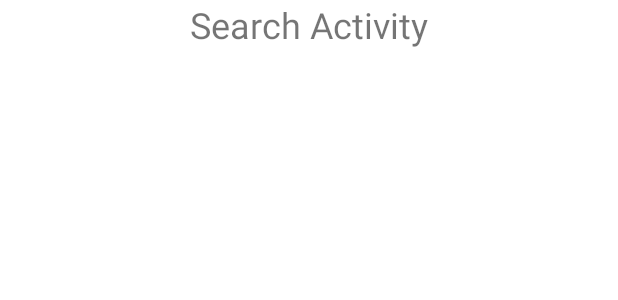
After one commit to OverDlive/LiveGuard, an Android app: the layout activity_search.xml on its own in the app's theme, with its tools: preview values and no code run, on a phone screen of 412 x 824 dp. The commit adds this screen. Shown: the top 300 px of the screen. Run offline under Robolectric (Android 15) with nearby library versions, the phone set to English and light mode, and no system bars.

```diff
--- /dev/null
+++ b/App/app/src/main/res/drawable/search_butt.xml
@@ -0,0 +1,6 @@
+<?xml version="1.0" encoding="utf-8"?>
+<shape xmlns:android="http://schemas.android.com/apk/res/android" android:shape="rectangle">
+  <solid android:color="#F3F3F3"/>  <!-- 배경색 (Figma 색상 적용) -->
+  <corners android:radius="22dp"/>  <!-- 둥근 모서리 적용 -->
+  <padding android:left="16dp" android:right="16dp" android:top="10dp" android:bottom="10dp"/>
+</shape>
--- /dev/null
+++ b/App/app/src/main/res/layout/activity_search.xml
@@ -0,0 +1,13 @@
+<?xml version="1.0" encoding="utf-8"?>
+<LinearLayout xmlns:android="http://schemas.android.com/apk/res/android"
+    android:layout_width="match_parent"
+    android:layout_height="match_parent"
+    android:orientation="vertical">
+
+    <TextView
+        android:layout_width="wrap_content"
+        android:layout_height="wrap_content"
+        android:text="Search Activity"
+        android:textSize="24sp"
+        android:layout_gravity="center"/>
+</LinearLayout>
```
Also changed, not shown: App/app/src/main/java/com/example/liveguard_app_010/ui/home/HomeFragment.java (+15 -0 lines), App/app/src/main/java/com/example/liveguard_app_010/ui/search/SearchActivity.java (added, +14 -0 lines), App/app/src/main/res/drawable/bg_search_bar.xml (added, +9 -0 lines), App/app/src/main/res/drawable/ic_search.xml (added, +20 -0 lines), App/app/src/main/res/layout/fragment_home.xml (+54 -6 lines).
